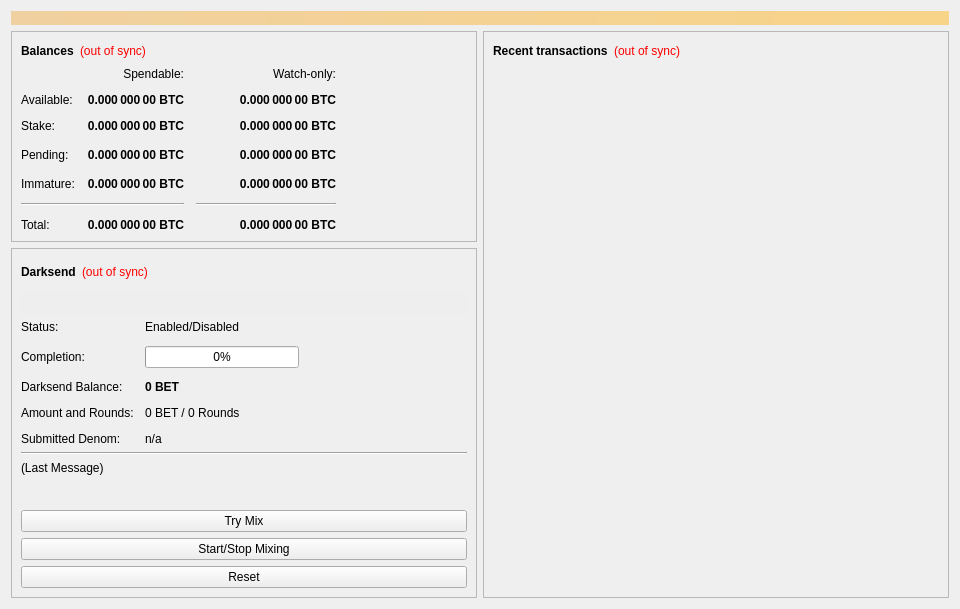
Before: the Qt Designer form src/qt/forms/overviewpage.ui in Betcoincore/betcoin, drawn with Qt 5.
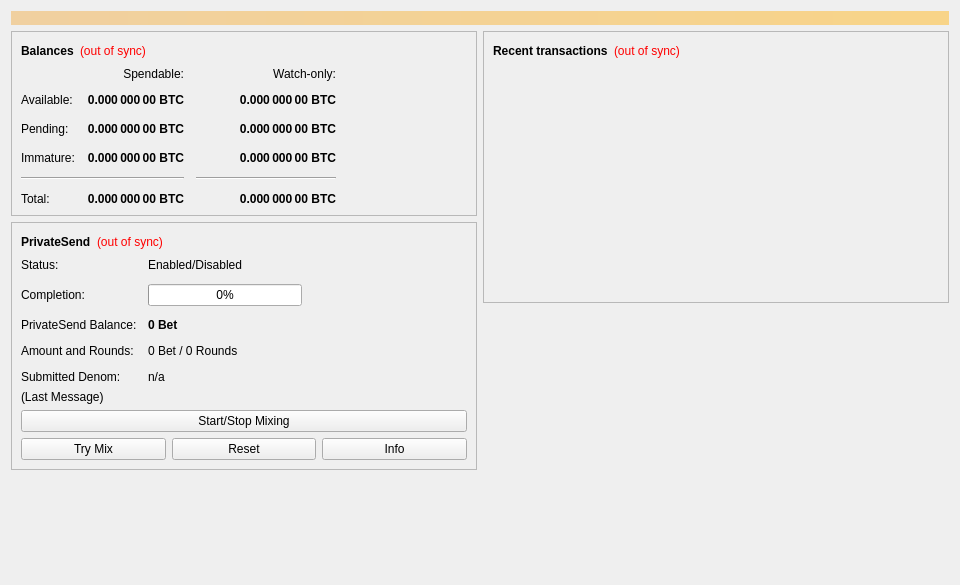
After: the same form once the commit is applied.

```diff
--- a/src/qt/forms/overviewpage.ui
+++ b/src/qt/forms/overviewpage.ui
@@ -7,7 +7,7 @@
     <x>0</x>
     <y>0</y>
     <width>960</width>
-    <height>594</height>
+    <height>585</height>
    </rect>
   </property>
   <property name="minimumSize">
@@ -103,7 +103,7 @@
             <property name="spacing">
              <number>12</number>
             </property>
-            <item row="3" column="2">
+            <item row="2" column="2">
              <widget class="QLabel" name="labelWatchPending">
               <property name="font">
                <font>
@@ -128,7 +128,7 @@
               </property>
              </widget>
             </item>
-            <item row="3" column="1">
+            <item row="2" column="1">
              <widget class="QLabel" name="labelUnconfirmed">
               <property name="font">
                <font>
@@ -153,7 +153,7 @@
               </property>
              </widget>
             </item>
-            <item row="4" column="2">
+            <item row="3" column="2">
              <widget class="QLabel" name="labelWatchImmature">
               <property name="font">
                <font>
@@ -178,14 +178,14 @@
               </property>
              </widget>
             </item>
-            <item row="5" column="0" colspan="2">
+            <item row="4" column="0" colspan="2">
              <widget class="Line" name="lineSpendableBalance">
               <property name="orientation">
                <enum>Qt::Horizontal</enum>
               </property>
              </widget>
             </item>
-            <item row="5" column="2">
+            <item row="4" column="2">
              <widget class="Line" name="lineWatchBalance">
               <property name="sizePolicy">
                <sizepolicy hsizetype="Preferred" vsizetype="Fixed">
@@ -204,14 +204,14 @@
               </property>
              </widget>
             </item>
-            <item row="6" column="0">
+            <item row="5" column="0">
              <widget class="QLabel" name="labelTotalText">
               <property name="text">
                <string>Total:</string>
               </property>
              </widget>
             </item>
-            <item row="4" column="1">
+            <item row="3" column="1">
              <widget class="QLabel" name="labelImmature">
               <property name="font">
                <font>
@@ -236,7 +236,7 @@
               </property>
              </widget>
             </item>
-            <item row="3" column="3">
+            <item row="2" column="3">
              <spacer name="horizontalSpacer_2">
               <property name="orientation">
                <enum>Qt::Horizontal</enum>
@@ -249,14 +249,14 @@
               </property>
              </spacer>
             </item>
-            <item row="4" column="0">
+            <item row="3" column="0">
              <widget class="QLabel" name="labelImmatureText">
               <property name="text">
                <string>Immature:</string>
               </property>
              </widget>
             </item>
-            <item row="6" column="1">
+            <item row="5" column="1">
              <widget class="QLabel" name="labelTotal">
               <property name="font">
                <font>
@@ -281,7 +281,7 @@
               </property>
              </widget>
             </item>
-            <item row="6" column="2">
+            <item row="5" column="2">
              <widget class="QLabel" name="labelWatchTotal">
               <property name="font">
                <font>
@@ -348,63 +348,6 @@
               </property>
              </widget>
             </item>
-            <item row="2" column="0">
-             <widget class="QLabel" name="label_10">
-              <property name="text">
-               <string>Stake:</string>
-              </property>
-             </widget>
-            </item>
-            <item row="2" column="1">
-             <widget class="QLabel" name="labelStake">
-              <property name="font">
-               <font>
-                <weight>75</weight>
-                <bold>true</bold>
-               </font>
-              </property>
-              <property name="cursor">
-               <cursorShape>IBeamCursor</cursorShape>
-              </property>
-              <property name="toolTip">
-               <string>Total of coins that was staked, and do not yet count toward the current balance</string>
-              </property>
-              <property name="text">
-               <string notr="true">0.000 000 00 BTC</string>
-              </property>
-              <property name="alignment">
-               <set>Qt::AlignRight|Qt::AlignTrailing|Qt::AlignVCenter</set>
-              </property>
-              <property name="textInteractionFlags">
-               <set>Qt::LinksAccessibleByMouse|Qt::TextSelectableByKeyboard|Qt::TextSelectableByMouse</set>
-              </property>
-             </widget>
-            </item>
-            <item row="2" column="2">
-             <widget class="QLabel" name="labelWatchStake">
-              <property name="font">
-               <font>
-                <weight>75</weight>
-                <bold>true</bold>
-               </font>
-              </property>
-              <property name="cursor">
-               <cursorShape>IBeamCursor</cursorShape>
-              </property>
-              <property name="toolTip">
-               <string>Total of coins that was staked in watch-only addresses, and do not yet count toward the current watch-only balance</string>
-              </property>
-              <property name="text">
-               <string notr="true">0.000 000 00 BTC</string>
-              </property>
-              <property name="alignment">
-               <set>Qt::AlignRight|Qt::AlignTrailing|Qt::AlignVCenter</set>
-              </property>
-              <property name="textInteractionFlags">
-               <set>Qt::LinksAccessibleByMouse|Qt::TextSelectableByKeyboard|Qt::TextSelectableByMouse</set>
-              </property>
-             </widget>
-            </item>
             <item row="1" column="2">
              <widget class="QLabel" name="labelWatchAvailable">
               <property name="font">
@@ -430,7 +373,7 @@
               </property>
              </widget>
             </item>
-            <item row="3" column="0">
+            <item row="2" column="0">
              <widget class="QLabel" name="labelPendingText">
               <property name="text">
                <string>Pending:</string>
@@ -453,19 +396,7 @@
         </widget>
        </item>
        <item>
-        <widget class="QFrame" name="frameDarksend">
-         <property name="sizePolicy">
-          <sizepolicy hsizetype="Expanding" vsizetype="Expanding">
-           <horstretch>0</horstretch>
-           <verstretch>0</verstretch>
-          </sizepolicy>
-         </property>
-         <property name="minimumSize">
-          <size>
-           <width>0</width>
-           <height>350</height>
-          </size>
-         </property>
+        <widget class="QFrame" name="framePrivateSend">
          <property name="layoutDirection">
           <enum>Qt::LeftToRight</enum>
          </property>
@@ -475,7 +406,7 @@
          <property name="frameShadow">
           <enum>QFrame::Raised</enum>
          </property>
-         <layout class="QVBoxLayout" name="verticalLayout_5">
+         <layout class="QVBoxLayout" name="VerticalLayout_PS1">
           <item>
            <layout class="QHBoxLayout" name="horizontalLayout_5">
             <item>
@@ -487,7 +418,7 @@
                </font>
               </property>
               <property name="text">
-               <string>Darksend</string>
+               <string>PrivateSend</string>
               </property>
              </widget>
             </item>
@@ -523,438 +454,7 @@
            </layout>
           </item>
           <item>
-           <widget class="QPushButton" name="runAutoDenom">
-            <property name="palette">
-             <palette>
-              <active>
-               <colorrole role="WindowText">
-                <brush brushstyle="SolidPattern">
-                 <color alpha="255">
-                  <red>0</red>
-                  <green>0</green>
-                  <blue>0</blue>
-                 </color>
-                </brush>
-               </colorrole>
-               <colorrole role="Button">
-                <brush brushstyle="SolidPattern">
-                 <color alpha="255">
-                  <red>239</red>
-                  <green>238</green>
-                  <blue>238</blue>
-                 </color>
-                </brush>
-               </colorrole>
-               <colorrole role="Light">
-                <brush brushstyle="SolidPattern">
-                 <color alpha="255">
-                  <red>255</red>
-                  <green>255</green>
-                  <blue>255</blue>
-                 </color>
-                </brush>
-               </colorrole>
-               <colorrole role="Midlight">
-                <brush brushstyle="SolidPattern">
-                 <color alpha="255">
-                  <red>247</red>
-                  <green>246</green>
-                  <blue>246</blue>
-                 </color>
-                </brush>
-               </colorrole>
-               <colorrole role="Dark">
-                <brush brushstyle="SolidPattern">
-                 <color alpha="255">
-                  <red>119</red>
-                  <green>119</green>
-                  <blue>119</blue>
-                 </color>
-                </brush>
-               </colorrole>
-               <colorrole role="Mid">
-                <brush brushstyle="SolidPattern">
-                 <color alpha="255">
-                  <red>159</red>
-                  <green>159</green>
-                  <blue>159</blue>
-                 </color>
-                </brush>
-               </colorrole>
-               <colorrole role="Text">
-                <brush brushstyle="SolidPattern">
-                 <color alpha="255">
-                  <red>0</red>
-                  <green>0</green>
-                  <blue>0</blue>
-                 </color>
-                </brush>
-               </colorrole>
-               <colorrole role="BrightText">
-                <brush brushstyle="SolidPattern">
-                 <color alpha="255">
-                  <red>255</red>
-                  <green>255</green>
-                  <blue>255</blue>
-                 </color>
-                </brush>
-               </colorrole>
-               <colorrole role="ButtonText">
-                <brush brushstyle="SolidPattern">
-                 <color alpha="255">
-                  <red>0</red>
-                  <green>0</green>
-                  <blue>0</blue>
-                 </color>
-                </brush>
-               </colorrole>
-               <colorrole role="Base">
-                <brush brushstyle="SolidPattern">
-                 <color alpha="255">
-                  <red>255</red>
-                  <green>255</green>
-                  <blue>255</blue>
-                 </color>
-                </brush>
-               </colorrole>
-               <colorrole role="Window">
-                <brush brushstyle="SolidPattern">
-                 <color alpha="255">
-                  <red>239</red>
-                  <green>238</green>
-                  <blue>238</blue>
-                 </color>
-                </brush>
-               </colorrole>
-               <colorrole role="Shadow">
-                <brush brushstyle="SolidPattern">
-                 <color alpha="255">
-                  <red>0</red>
-                  <green>0</green>
-                  <blue>0</blue>
-                 </color>
-                </brush>
-               </colorrole>
-               <colorrole role="AlternateBase">
-                <brush brushstyle="SolidPattern">
-                 <color alpha="255">
-                  <red>247</red>
-                  <green>246</green>
-                  <blue>246</blue>
-                 </color>
-                </brush>
-               </colorrole>
-               <colorrole role="ToolTipBase">
-                <brush brushstyle="SolidPattern">
-                 <color alpha="255">
-                  <red>255</red>
-                  <green>255</green>
-                  <blue>220</blue>
-                 </color>
-                </brush>
-               </colorrole>
-               <colorrole role="ToolTipText">
-                <brush brushstyle="SolidPattern">
-                 <color alpha="255">
-                  <red>0</red>
-                  <green>0</green>
-                  <blue>0</blue>
-                 </color>
-                </brush>
-               </colorrole>
-              </active>
-              <inactive>
-               <colorrole role="WindowText">
-                <brush brushstyle="SolidPattern">
-                 <color alpha="255">
-                  <red>0</red>
-                  <green>0</green>
-                  <blue>0</blue>
-                 </color>
-                </brush>
-               </colorrole>
-               <colorrole role="Button">
-                <brush brushstyle="SolidPattern">
-                 <color alpha="255">
-                  <red>239</red>
-                  <green>238</green>
-                  <blue>238</blue>
-                 </color>
-                </brush>
-               </colorrole>
-               <colorrole role="Light">
-                <brush brushstyle="SolidPattern">
-                 <color alpha="255">
-                  <red>255</red>
-                  <green>255</green>
-                  <blue>255</blue>
-                 </color>
-                </brush>
-               </colorrole>
-               <colorrole role="Midlight">
-                <brush brushstyle="SolidPattern">
-                 <color alpha="255">
-                  <red>247</red>
-                  <green>246</green>
-                  <blue>246</blue>
-                 </color>
-                </brush>
-               </colorrole>
-               <colorrole role="Dark">
-                <brush brushstyle="SolidPattern">
-                 <color alpha="255">
-                  <red>119</red>
-                  <green>119</green>
-                  <blue>119</blue>
-                 </color>
-                </brush>
-               </colorrole>
-               <colorrole role="Mid">
-                <brush brushstyle="SolidPattern">
-                 <color alpha="255">
-                  <red>159</red>
-                  <green>159</green>
-                  <blue>159</blue>
-                 </color>
-                </brush>
-               </colorrole>
-               <colorrole role="Text">
-                <brush brushstyle="SolidPattern">
-                 <color alpha="255">
-                  <red>0</red>
-                  <green>0</green>
-                  <blue>0</blue>
-                 </color>
-                </brush>
-               </colorrole>
-               <colorrole role="BrightText">
-                <brush brushstyle="SolidPattern">
-                 <color alpha="255">
-                  <red>255</red>
-                  <green>255</green>
-                  <blue>255</blue>
-                 </color>
-                </brush>
-               </colorrole>
-               <colorrole role="ButtonText">
-                <brush brushstyle="SolidPattern">
-                 <color alpha="255">
-                  <red>0</red>
-                  <green>0</green>
-                  <blue>0</blue>
-                 </color>
-                </brush>
-               </colorrole>
-               <colorrole role="Base">
-                <brush brushstyle="SolidPattern">
-                 <color alpha="255">
-                  <red>255</red>
-                  <green>255</green>
-                  <blue>255</blue>
-                 </color>
-                </brush>
-               </colorrole>
-               <colorrole role="Window">
-                <brush brushstyle="SolidPattern">
-                 <color alpha="255">
-                  <red>239</red>
-                  <green>238</green>
-                  <blue>238</blue>
-                 </color>
-                </brush>
-               </colorrole>
-               <colorrole role="Shadow">
-                <brush brushstyle="SolidPattern">
-                 <color alpha="255">
-                  <red>0</red>
-                  <green>0</green>
-                  <blue>0</blue>
-                 </color>
-                </brush>
-               </colorrole>
-               <colorrole role="AlternateBase">
-                <brush brushstyle="SolidPattern">
-                 <color alpha="255">
-                  <red>247</red>
-                  <green>246</green>
-                  <blue>246</blue>
-                 </color>
-                </brush>
-               </colorrole>
-               <colorrole role="ToolTipBase">
-                <brush brushstyle="SolidPattern">
-                 <color alpha="255">
-                  <red>255</red>
-                  <green>255</green>
-                  <blue>220</blue>
-                 </color>
-                </brush>
-               </colorrole>
-               <colorrole role="ToolTipText">
-                <brush brushstyle="SolidPattern">
-                 <color alpha="255">
-                  <red>0</red>
-                  <green>0</green>
-                  <blue>0</blue>
-                 </color>
-                </brush>
-               </colorrole>
-              </inactive>
-              <disabled>
-               <colorrole role="WindowText">
-                <brush brushstyle="SolidPattern">
-                 <color alpha="255">
-                  <red>119</red>
-                  <green>119</green>
-                  <blue>119</blue>
-                 </color>
-                </brush>
-               </colorrole>
-               <colorrole role="Button">
-                <brush brushstyle="SolidPattern">
-                 <color alpha="255">
-                  <red>239</red>
-                  <green>238</green>
-                  <blue>238</blue>
-                 </color>
-                </brush>
-               </colorrole>
-               <colorrole role="Light">
-                <brush brushstyle="SolidPattern">
-                 <color alpha="255">
-                  <red>255</red>
-                  <green>255</green>
-                  <blue>255</blue>
-                 </color>
-                </brush>
-               </colorrole>
-               <colorrole role="Midlight">
-                <brush brushstyle="SolidPattern">
-                 <color alpha="255">
-                  <red>247</red>
-                  <green>246</green>
-                  <blue>246</blue>
-                 </color>
-                </brush>
-               </colorrole>
-               <colorrole role="Dark">
-                <brush brushstyle="SolidPattern">
-                 <color alpha="255">
-                  <red>119</red>
-                  <green>119</green>
-                  <blue>119</blue>
-                 </color>
-                </brush>
-               </colorrole>
-               <colorrole role="Mid">
-                <brush brushstyle="SolidPattern">
-                 <color alpha="255">
-                  <red>159</red>
-                  <green>159</green>
-                  <blue>159</blue>
-                 </color>
-                </brush>
-               </colorrole>
-               <colorrole role="Text">
-                <brush brushstyle="SolidPattern">
-                 <color alpha="255">
-                  <red>119</red>
-                  <green>119</green>
-                  <blue>119</blue>
-                 </color>
-                </brush>
-               </colorrole>
-               <colorrole role="BrightText">
-                <brush brushstyle="SolidPattern">
-                 <color alpha="255">
-                  <red>255</red>
-                  <green>255</green>
-                  <blue>255</blue>
-                 </color>
-                </brush>
-               </colorrole>
-               <colorrole role="ButtonText">
-                <brush brushstyle="SolidPattern">
-                 <color alpha="255">
-                  <red>119</red>
-                  <green>119</green>
-                  <blue>119</blue>
-                 </color>
-                </brush>
-               </colorrole>
-               <colorrole role="Base">
-                <brush brushstyle="SolidPattern">
-                 <color alpha="255">
-                  <red>239</red>
-                  <green>238</green>
-                  <blue>238</blue>
-                 </color>
-                </brush>
-               </colorrole>
-               <colorrole role="Window">
-                <brush brushstyle="SolidPattern">
-                 <color alpha="255">
-                  <red>239</red>
-                  <green>238</green>
-                  <blue>238</blue>
-                 </color>
-                </brush>
-               </colorrole>
-               <colorrole role="Shadow">
-                <brush brushstyle="SolidPattern">
-                 <color alpha="255">
-                  <red>0</red>
-                  <green>0</green>
-                  <blue>0</blue>
-                 </color>
-                </brush>
-               </colorrole>
-               <colorrole role="AlternateBase">
-                <brush brushstyle="SolidPattern">
-                 <color alpha="255">
-                  <red>239</red>
-                  <green>238</green>
-                  <blue>238</blue>
-                 </color>
-                </brush>
-               </colorrole>
-               <colorrole role="ToolTipBase">
-                <brush brushstyle="SolidPattern">
-                 <color alpha="255">
-                  <red>255</red>
-                  <green>255</green>
-                  <blue>220</blue>
-                 </color>
-                </brush>
-               </colorrole>
-               <colorrole role="ToolTipText">
-                <brush brushstyle="SolidPattern">
-                 <color alpha="255">
-                  <red>0</red>
-                  <green>0</green>
-                  <blue>0</blue>
-                 </color>
-                </brush>
-               </colorrole>
-              </disabled>
-             </palette>
-            </property>
-            <property name="focusPolicy">
-             <enum>Qt::NoFocus</enum>
-            </property>
-            <property name="autoFillBackground">
-             <bool>true</bool>
-            </property>
-            <property name="text">
-             <string/>
-            </property>
-            <property name="flat">
-             <bool>true</bool>
-            </property>
-           </widget>
-          </item>
-          <item>
-           <layout class="QFormLayout" name="formLayout">
+           <layout class="QFormLayout" name="privateSendFormLayout">
             <property name="fieldGrowthPolicy">
              <enum>QFormLayout::AllNonFixedFieldsGrow</enum>
             </property>
@@ -965,21 +465,28 @@
              <number>12</number>
             </property>
             <item row="0" column="0">
-             <widget class="QLabel" name="label_6">
+             <widget class="QLabel" name="labelPrivateSendEnabledText">
               <property name="text">
                <string>Status:</string>
               </property>
              </widget>
             </item>
+            <item row="0" column="1">
+             <widget class="QLabel" name="labelPrivateSendEnabled">
+              <property name="text">
+               <string>Enabled/Disabled</string>
+              </property>
+             </widget>
+            </item>
             <item row="1" column="0">
-             <widget class="QLabel" name="label_7">
+             <widget class="QLabel" name="labelCompletitionText">
               <property name="text">
                <string>Completion:</string>
               </property>
              </widget>
             </item>
             <item row="1" column="1">
-             <widget class="QProgressBar" name="darksendProgress">
+             <widget class="QProgressBar" name="privateSendProgress">
               <property name="maximumSize">
                <size>
                 <width>154</width>
@@ -991,14 +498,14 @@
               </property>
              </widget>
             </item>
-            <item row="3" column="0">
+            <item row="2" column="0">
              <widget class="QLabel" name="labelAnonymizedText">
               <property name="text">
-               <string>Darksend Balance:</string>
+               <string>PrivateSend Balance:</string>
               </property>
              </widget>
             </item>
-            <item row="3" column="1">
+            <item row="2" column="1">
              <widget class="QLabel" name="labelAnonymized">
               <property name="font">
                <font>
@@ -1007,32 +514,32 @@
                </font>
               </property>
               <property name="text">
-               <string notr="true">0 BET</string>
+               <string notr="true">0 Bet</string>
               </property>
              </widget>
             </item>
-            <item row="4" column="0">
-             <widget class="QLabel" name="label_8">
+            <item row="3" column="0">
+             <widget class="QLabel" name="labelAmountAndRoundsText">
               <property name="text">
                <string>Amount and Rounds:</string>
               </property>
              </widget>
             </item>
-            <item row="4" column="1">
+            <item row="3" column="1">
              <widget class="QLabel" name="labelAmountRounds">
               <property name="text">
-               <string>0 BET / 0 Rounds</string>
+               <string>0 Bet / 0 Rounds</string>
               </property>
              </widget>
             </item>
-            <item row="5" column="0">
-             <widget class="QLabel" name="label_9">
+            <item row="4" column="0">
+             <widget class="QLabel" name="labelSubmittedDenomText">
               <property name="text">
                <string>Submitted Denom:</string>
               </property>
              </widget>
             </item>
-            <item row="5" column="1">
+            <item row="4" column="1">
              <widget class="QLabel" name="labelSubmittedDenom">
               <property name="toolTip">
                <string>The denominations you submitted to the Masternode.&lt;br&gt;To mix, other users must submit the exact same denominations.</string>
@@ -1042,89 +549,93 @@
               </property>
              </widget>
             </item>
-            <item row="0" column="1">
-             <widget class="QLabel" name="darksendEnabled">
+           </layout>
+          </item>
+          <item>
+           <layout class="QVBoxLayout" name="VerticalLayout_PS">
+            <item>
+             <widget class="QLabel" name="labelPrivateSendLastMessage">
               <property name="text">
-               <string>Enabled/Disabled</string>
+               <string>(Last Message)</string>
               </property>
+              <property name="alignment">
+               <set>Qt::AlignLeading|Qt::AlignLeft|Qt::AlignTop</set>
+              </property>
+              <property name="wordWrap">
+               <bool>true</bool>
+              </property>
              </widget>
             </item>
+            <item>
+             <widget class="QPushButton" name="togglePrivateSend">
+              <property name="sizePolicy">
+               <sizepolicy hsizetype="MinimumExpanding" vsizetype="Fixed">
+                <horstretch>0</horstretch>
+                <verstretch>0</verstretch>
+               </sizepolicy>
+              </property>
+              <property name="text">
+               <string>Start/Stop Mixing</string>
+              </property>
+             </widget>
+            </item>
+            <item>
+             <layout class="QHBoxLayout" name="horizontalLayout_debugbuttons">
+              <item>
+               <widget class="QPushButton" name="privateSendAuto">
+                <property name="sizePolicy">
+                 <sizepolicy hsizetype="MinimumExpanding" vsizetype="Fixed">
+                  <horstretch>0</horstretch>
+                  <verstretch>0</verstretch>
+                 </sizepolicy>
+                </property>
+                <property name="toolTip">
+                 <string>Try to manually submit a PrivateSend request.</string>
+                </property>
+                <property name="text">
+                 <string>Try Mix</string>
+                </property>
+               </widget>
+              </item>
+              <item>
+               <widget class="QPushButton" name="privateSendReset">
+                <property name="sizePolicy">
+                 <sizepolicy hsizetype="MinimumExpanding" vsizetype="Fixed">
+                  <horstretch>0</horstretch>
+                  <verstretch>0</verstretch>
+                 </sizepolicy>
+                </property>
+                <property name="toolTip">
+                 <string>Reset the current status of PrivateSend (can interrupt PrivateSend if it's in the process of Mixing, which can cost you money!)</string>
+                </property>
+                <property name="autoFillBackground">
+                 <bool>false</bool>
+                </property>
+                <property name="text">
+                 <string>Reset</string>
+                </property>
+               </widget>
+              </item>
+              <item>
+               <widget class="QPushButton" name="privateSendInfo">
+                <property name="sizePolicy">
+                 <sizepolicy hsizetype="MinimumExpanding" vsizetype="Fixed">
+                  <horstretch>0</horstretch>
+                  <verstretch>0</verstretch>
+                 </sizepolicy>
+                </property>
+                <property name="toolTip">
+                 <string>Information about PrivateSend and Mixing</string>
+                </property>
+                <property name="text">
+                 <string>Info</string>
+                </property>
+               </widget>
+              </item>
+             </layout>
+            </item>
            </layout>
           </item>
-          <item>
-           <widget class="Line" name="lineLastMessage">
-            <property name="orientation">
-             <enum>Qt::Horizontal</enum>
-            </property>
-           </widget>
-          </item>
-          <item>
-           <widget class="QLabel" name="darksendStatus">
-            <property name="minimumSize">
-             <size>
-              <width>288</width>
-              <height>43</height>
-             </size>
-            </property>
-            <property name="text">
-             <string>(Last Message)</string>
-            </property>
-            <property name="alignment">
-             <set>Qt::AlignLeading|Qt::AlignLeft|Qt::AlignTop</set>
-            </property>
-            <property name="wordWrap">
-             <bool>true</bool>
-            </property>
-           </widget>
-          </item>
-          <item>
-           <widget class="QPushButton" name="darksendAuto">
-            <property name="sizePolicy">
-             <sizepolicy hsizetype="MinimumExpanding" vsizetype="Fixed">
-              <horstretch>0</horstretch>
-              <verstretch>0</verstretch>
-             </sizepolicy>
-            </property>
-            <property name="toolTip">
-             <string>Try to manually submit a Darksend request.</string>
-            </property>
-            <property name="text">
-             <string>Try Mix</string>
-            </property>
-           </widget>
-          </item>
-          <item>
-           <widget class="QPushButton" name="toggleDarksend">
-            <property name="sizePolicy">
-             <sizepolicy hsizetype="MinimumExpanding" vsizetype="Fixed">
-              <horstretch>0</horstretch>
-              <verstretch>0</verstretch>
-             </sizepolicy>
-            </property>
-            <property name="text">
-             <string>Start/Stop Mixing</string>
-            </property>
-           </widget>
-          </item>
-          <item>
-           <widget class="QPushButton" name="darksendReset">
-            <property name="sizePolicy">
-             <sizepolicy hsizetype="MinimumExpanding" vsizetype="Fixed">
-              <horstretch>0</horstretch>
-              <verstretch>0</verstretch>
-             </sizepolicy>
-            </property>
-            <property name="toolTip">
-             <string>Reset the current status of Darksend (can interrupt Darksend if it's in the process of Mixing, which can cost you money!)</string>
-            </property>
-            <property name="autoFillBackground">
-             <bool>false</bool>
-            </property>
-            <property name="text">
-             <string>Reset</string>
-            </property>
-           </widget>
-          </item>
          </layout>
         </widget>
        </item>
@@ -1184,7 +695,7 @@
                <string notr="true">(out of sync)</string>
               </property>
               <property name="alignment">
-               <set>Qt::AlignRight|Qt::AlignTrailing|Qt::AlignVCenter</set>
+               <set>Qt::AlignLeading|Qt::AlignLeft|Qt::AlignVCenter</set>
               </property>
              </widget>
             </item>
@@ -1225,6 +736,19 @@
          </layout>
         </widget>
        </item>
+       <item>
+        <spacer name="verticalSpacer_2">
+         <property name="orientation">
+          <enum>Qt::Vertical</enum>
+         </property>
+         <property name="sizeHint" stdset="0">
+          <size>
+           <width>20</width>
+           <height>40</height>
+          </size>
+         </property>
+        </spacer>
+       </item>
       </layout>
      </item>
     </layout>
```
Left out of the diff: 15 changed lines with no effect on the pictures.
